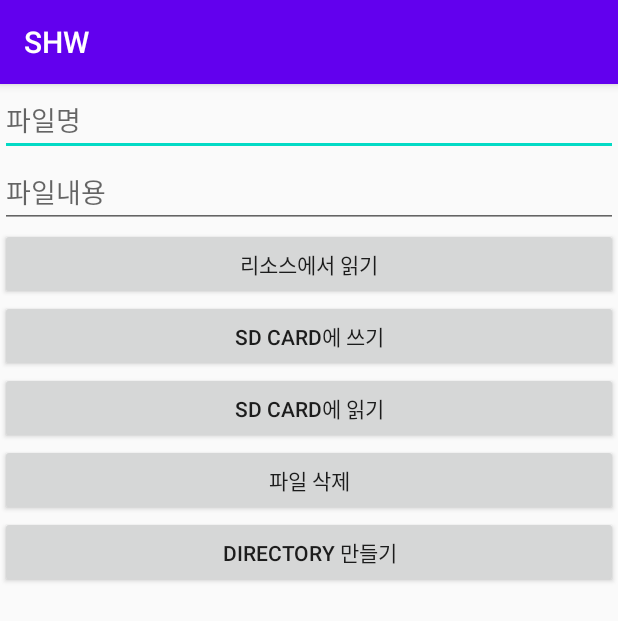
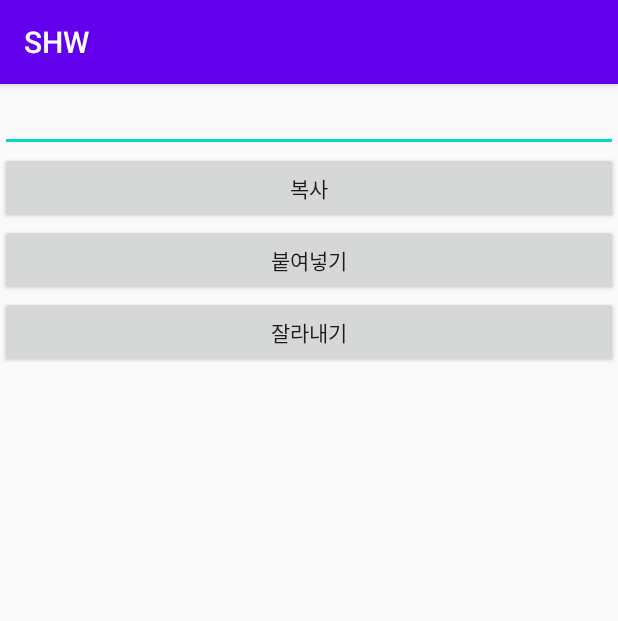
Before and after one commit to Minoyam/School_Homework, an Android app: the screen it shows after launch (FileDeleteActivity before the commit, Clipboard1 after it), on a phone screen of 412 x 824 dp. Shown: the top 621 px of the screen. Run offline under Robolectric (Android 15) with nearby library versions, the phone set to English and light mode, and no system bars.

Commit message:
14강 Clipboard

```diff
--- a/app/src/main/AndroidManifest.xml
+++ b/app/src/main/AndroidManifest.xml
@@ -9,21 +9,22 @@
         android:roundIcon="@mipmap/ic_launcher_round"
         android:supportsRtl="true"
         android:theme="@style/AppTheme">
-        <activity android:name=".file.FileDeleteActivity">
+        <activity android:name=".clipboard.Clipboard1">
             <intent-filter>
                 <action android:name="android.intent.action.MAIN" />
 
                 <category android:name="android.intent.category.LAUNCHER" />
             </intent-filter>
         </activity>
-        <activity android:name=".file.ResourceFileActivity"/>
+        <activity android:name=".file.FileDeleteActivity"/>
+        <activity android:name=".file.ResourceFileActivity" />
         <activity android:name=".file.SdCardStorageActivity" />
         <activity android:name=".file.InternalStorageActivity" />
         <activity android:name=".dialogbox.InputDialogBoxActivity" />
         <activity android:name=".dialogbox.ListDialogBoxActivity" />
         <activity android:name=".dialogbox.DialogBoxActivity" />
         <activity android:name=".contextmenu.ContextMenuActivity" />
-        <activity android:name=".MainActivity"/>
+        <activity android:name=".MainActivity" />
         <activity android:name=".menubar.MenuActivity" />
     </application>
 
--- /dev/null
+++ b/app/src/main/java/com/cnm/shw/clipboard/Clipboard1.kt
@@ -0,0 +1,45 @@
+package com.cnm.shw.clipboard
+
+import android.content.ClipData
+import android.content.ClipDescription
+import android.content.ClipboardManager
+import android.content.Context
+import android.os.Bundle
+import android.widget.Toast
+import androidx.appcompat.app.AppCompatActivity
+import com.cnm.shw.R
+import kotlinx.android.synthetic.main.activity_clipboard_1.*
+
+class Clipboard1 : AppCompatActivity() {
+
+    private lateinit var cm: ClipboardManager
+    private lateinit var data: ClipData
+    private lateinit var item: ClipData.Item
+
+    override fun onCreate(savedInstanceState: Bundle?) {
+        super.onCreate(savedInstanceState)
+        setContentView(R.layout.activity_clipboard_1)
+        cm = getSystemService(Context.CLIPBOARD_SERVICE) as ClipboardManager
+
+        bt_clip_copy.setOnClickListener {
+            data = ClipData.newPlainText("mylabel", et_clip_text.text)
+            cm.setPrimaryClip(data)
+            Toast.makeText(this, "복사 성공", Toast.LENGTH_LONG).show()
+        }
+        bt_clip_paste.setOnClickListener {
+            if (!cm.hasPrimaryClip())
+                Toast.makeText(this, "Clipboard empty", Toast.LENGTH_LONG).show()
+            if (cm.primaryClipDescription?.hasMimeType(ClipDescription.MIMETYPE_TEXT_PLAIN) == false)
+                Toast.makeText(this, "type mismatch", Toast.LENGTH_LONG).show()
+            data = cm.primaryClip!!
+            item = data.getItemAt(0)
+            et_clip_text.setText(item.text)
+        }
+        bt_clip_cut.setOnClickListener {
+            data = ClipData.newPlainText("mylabel", et_clip_text.text)
+            cm.setPrimaryClip(data)
+            et_clip_text.setText("")
+            Toast.makeText(this, "잘라내기 성공", Toast.LENGTH_LONG).show()
+        }
+    }
+}
--- /dev/null
+++ b/app/src/main/res/layout/activity_clipboard_1.xml
@@ -0,0 +1,31 @@
+<?xml version="1.0" encoding="utf-8"?>
+<LinearLayout xmlns:android="http://schemas.android.com/apk/res/android"
+    xmlns:tools="http://schemas.android.com/tools"
+    android:layout_width="match_parent"
+    android:layout_height="match_parent"
+    android:orientation="vertical"
+    tools:context=".clipboard.Clipboard1">
+
+    <EditText
+        android:id="@+id/et_clip_text"
+        android:layout_width="match_parent"
+        android:layout_height="wrap_content" />
+
+    <Button
+        android:id="@+id/bt_clip_copy"
+        android:layout_width="match_parent"
+        android:layout_height="wrap_content"
+        android:text="@string/bt_clip_copy" />
+
+    <Button
+        android:id="@+id/bt_clip_paste"
+        android:layout_width="match_parent"
+        android:layout_height="wrap_content"
+        android:text="@string/bt_clip_paste" />
+    <Button
+        android:id="@+id/bt_clip_cut"
+        android:layout_width="match_parent"
+        android:layout_height="wrap_content"
+        android:text="@string/bt_clip_cut" />
+
+</LinearLayout>
--- a/app/src/main/res/values/strings.xml
+++ b/app/src/main/res/values/strings.xml
@@ -24,4 +24,7 @@
     <string name="bt_delete">파일 삭제</string>
     <string name="bt_delete_directory">directory 만들기</string>
     <string name="et_dir_name">폴더 이름을 적어주세요</string>
+    <string name="bt_clip_copy">복사</string>
+    <string name="bt_clip_paste">붙여넣기</string>
+    <string name="bt_clip_cut">잘라내기</string>
 </resources>
```
